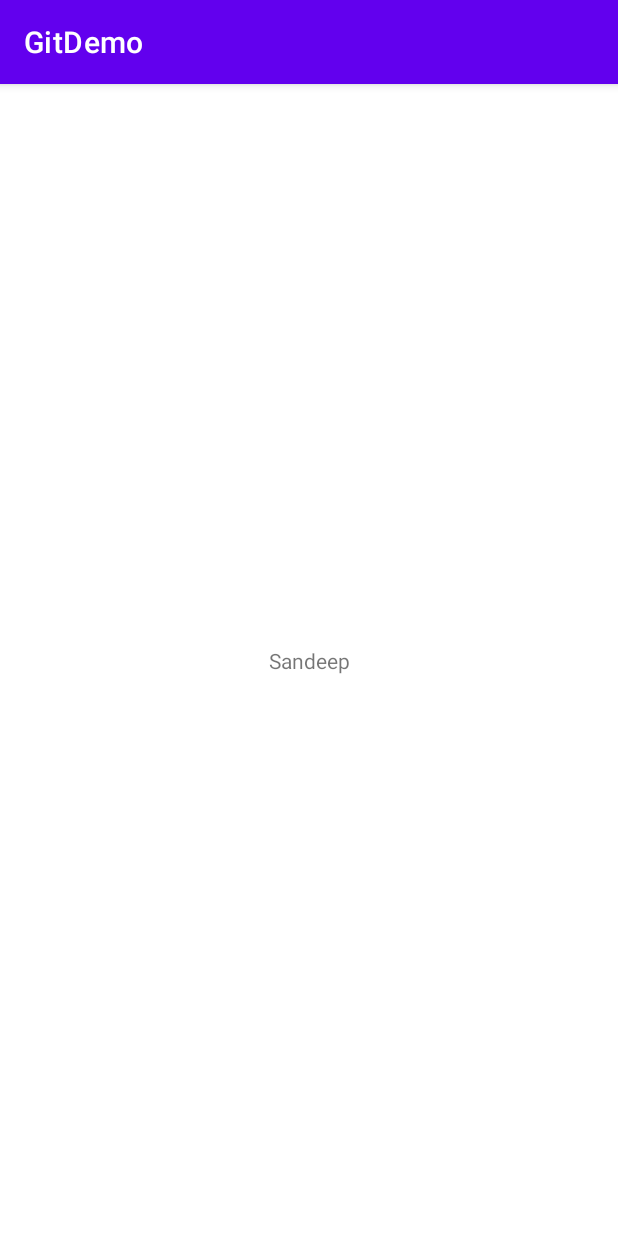
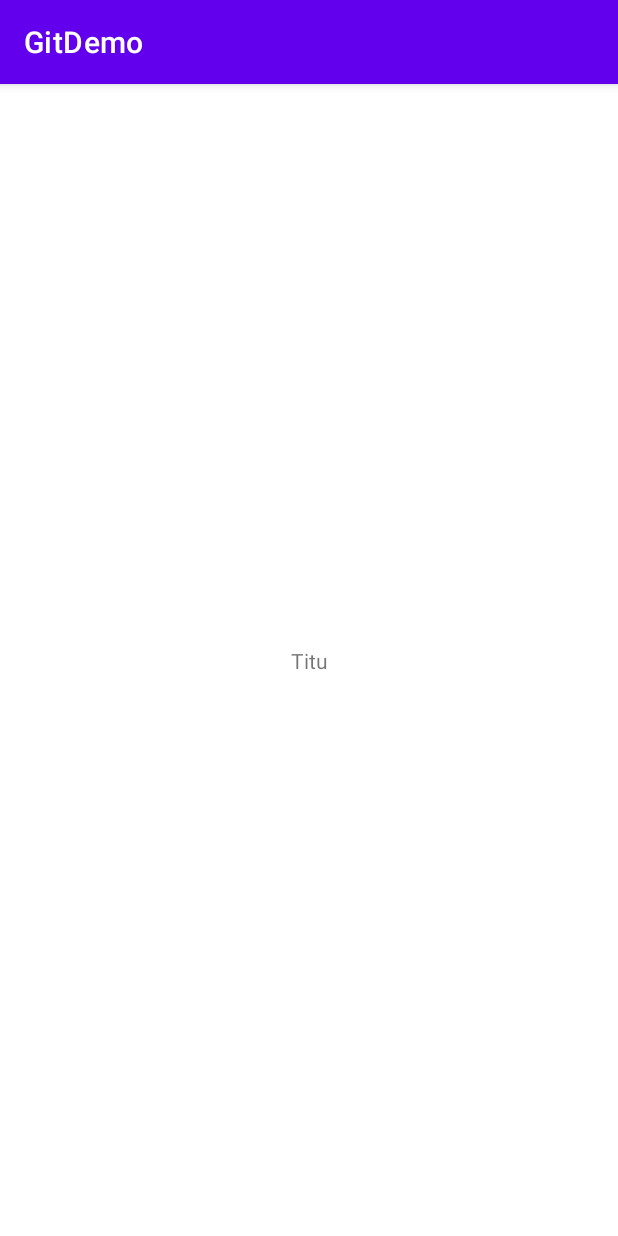
Before and after one commit to sandeepindigis/GitDemo, an Android app: the screen it shows after launch (MainActivity), on a phone screen of 412 x 824 dp. Run offline under Robolectric (Android 15) with nearby library versions, the phone set to English and light mode, and no system bars.

Commit message:
Feature "Add New Names"

```diff
--- a/app/src/main/java/com/example/gitdemo/MainActivity.java
+++ b/app/src/main/java/com/example/gitdemo/MainActivity.java
@@ -14,5 +14,8 @@ public class MainActivity extends AppCompatActivity {
 
         TextView tv=findViewById(R.id.tv_name);
         tv.setText("Sandeep");
+        tv.setText("Vishal");
+        tv.setText("Twinkal");
+        tv.setText("Titu");
     }
 }
```
